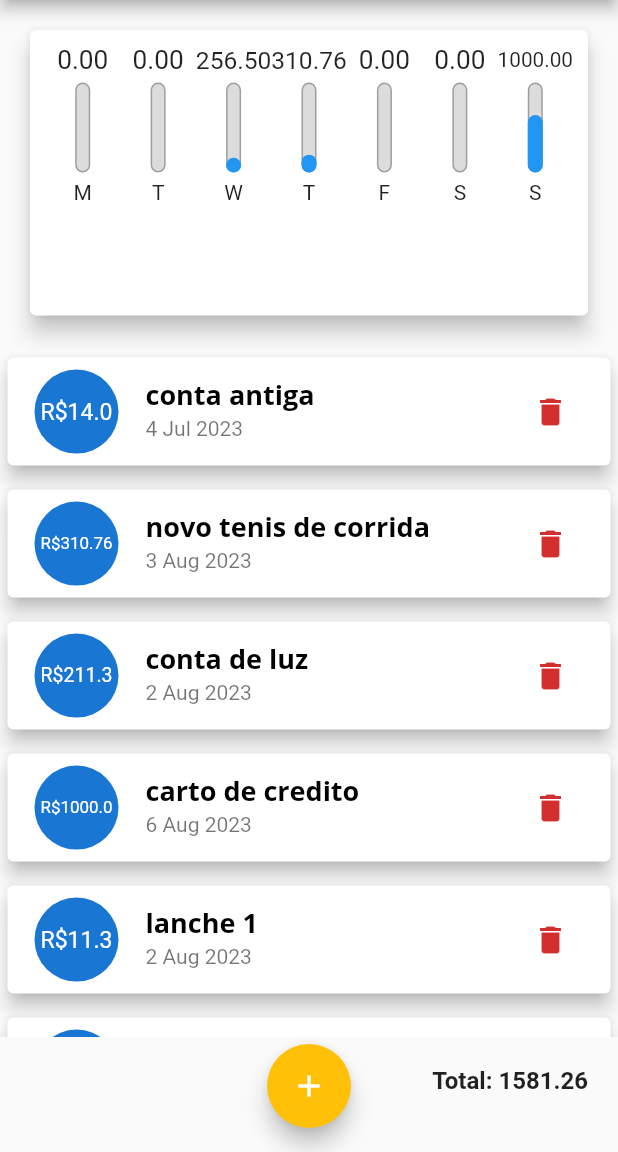
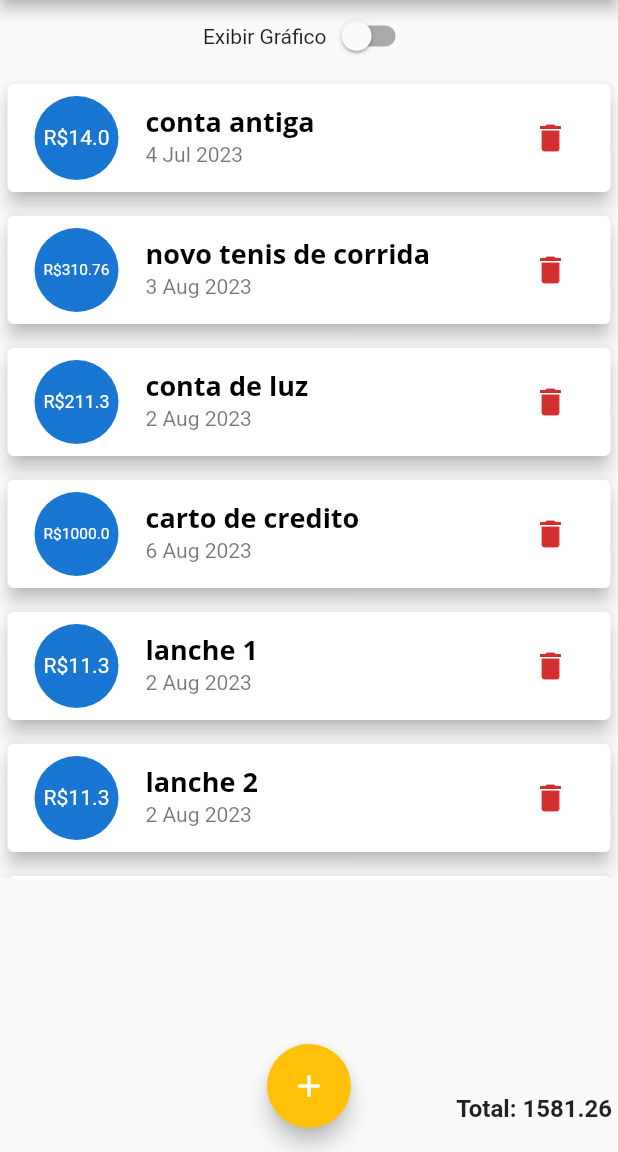
Before and after one commit to R3n470S1lv4/expenses, a Flutter app: the screen it shows after launch, on a phone screen of 412 x 824 dp, the part 84-1236 px from its top. Run offline on Flutter 3.47's test engine with Material 2 defaults, Android fonts, the phone set to English and light mode, and no system bars.

Commit message:
improve layout with LayoutBuilder

```diff
--- a/lib/components/chart_bar.dart
+++ b/lib/components/chart_bar.dart
@@ -14,16 +14,18 @@ class ChartBar extends StatelessWidget {
 
   @override
   Widget build(BuildContext context) {
+    return LayoutBuilder(
+      builder: (context, constraints) {
         return Column(
           children: [
             SizedBox(
-            height: 20,
+                height: constraints.maxHeight * 0.15,
                 child: FittedBox(child: Text(value.toStringAsFixed(2)))),
-        const SizedBox(
-          height: 5,
+            SizedBox(
+              height: constraints.maxHeight * 0.05,
             ),
             SizedBox(
-          height: 60,
+              height: constraints.maxHeight * 0.6,
               width: 10,
               child: Stack(
                 alignment: Alignment.bottomCenter,
@@ -50,11 +52,18 @@ class ChartBar extends StatelessWidget {
                 ],
               ),
             ),
-        const SizedBox(
-          height: 5,
+            SizedBox(
+              height: constraints.maxHeight * 0.05,
             ),
-        Text(label),
+            SizedBox(
+              height: constraints.maxHeight * 0.15,
+              child: FittedBox(
+                child: Text(label),
+              ),
+            ),
           ],
+        );
+      },
     );
   }
 }
--- a/lib/components/transation_amount.dart
+++ b/lib/components/transation_amount.dart
@@ -7,20 +7,12 @@ class TransationAmount extends StatelessWidget {
 
   @override
   Widget build(BuildContext context) {
-    return Column(
-      crossAxisAlignment: CrossAxisAlignment.end,
-      children: [
-        Padding(
-          padding: const EdgeInsets.all(20),
-          child: Text(
-            "Total: ${_value.toStringAsFixed(2)}",
-            style: const TextStyle(
-              fontSize: 16,
-              fontWeight: FontWeight.bold,
-            ),
-          ),
-        ),
-      ],
+    return Text(
+      "Total: ${_value.toStringAsFixed(2)}",
+      style: const TextStyle(
+        fontSize: 16,
+        fontWeight: FontWeight.bold,
+      ),
     );
   }
 }
--- a/lib/components/transsation_list.dart
+++ b/lib/components/transsation_list.dart
@@ -37,19 +37,31 @@ class TransationList extends StatelessWidget {
   @override
   Widget build(BuildContext context) {
     return _transations.isEmpty
-        ? Column(
+        ? LayoutBuilder(
+            builder: (context, constraints) {
+              return Column(
                 children: [
-              Text("Nenhuma transação cadastrada!",
+                  SizedBox(
+                    height: constraints.maxHeight * 0.05,
+                  ),
+                  SizedBox(
+                    height: constraints.maxHeight * 0.3,
+                    child: Text("Nenhuma transação cadastrada!",
                         style: Theme.of(context).textTheme.titleMedium),
-              const SizedBox(height: 20),
+                  ),
                   SizedBox(
-                height: 200,
+                    height: constraints.maxHeight * 0.05,
+                  ),
+                  SizedBox(
+                    height: constraints.maxHeight * 0.6,
                     child: Image.asset(
                       "assets/images/waiting.png",
                       fit: BoxFit.cover,
                     ),
                   ),
                 ],
+              );
+            },
           )
         : ListView.builder(
             itemCount: _transations.length,
@@ -63,7 +75,7 @@ class TransationList extends StatelessWidget {
                   leading: CircleAvatar(
                     radius: 30,
                     child: Padding(
-                      padding: const EdgeInsets.all(6),
+                      padding: const EdgeInsets.all(8),
                       child: FittedBox(child: Text("R\$${tr.value}")),
                     ),
                   ),
--- a/lib/main.dart
+++ b/lib/main.dart
@@ -5,6 +5,7 @@ import 'dart:math';
 import 'package:expenses/components/transsation_list.dart';
 import 'package:expenses/models/transation.dart';
 import 'package:expenses/components/transation_amount.dart';
+import 'package:flutter/services.dart';
 
 main() => runApp(const ExpensesApp());
 
@@ -13,6 +14,10 @@ class ExpensesApp extends StatelessWidget {
 
   @override
   Widget build(BuildContext context) {
+    // SystemChrome.setPreferredOrientations([
+    //   DeviceOrientation.portraitUp,
+    // ]);
+
     final ThemeData theme = ThemeData();
 
     return MaterialApp(
@@ -68,6 +73,7 @@ class HomePage extends StatefulWidget {
 }
 
 class _HomePageState extends State<HomePage> {
+  bool _showChart = false;
   final List<Transation> _transations = [
     Transation(
       id: 't0',
@@ -165,7 +171,9 @@ class _HomePageState extends State<HomePage> {
   @override
   Widget build(BuildContext context) {
     final appBar = AppBar(
-      title: const Text("Despesas Pessoais"),
+      title: const Text(
+        "Despesas Pessoais",
+      ),
       actions: [
         IconButton(
           onPressed: () => _openTransationFormModal(context),
@@ -184,20 +192,32 @@ class _HomePageState extends State<HomePage> {
         child: Column(
           crossAxisAlignment: CrossAxisAlignment.stretch,
           children: [
+            Row(
+              mainAxisAlignment: MainAxisAlignment.center,
+              children: [
+                const Text('Exibir Gráfico'),
+                Switch(
+                  value: _showChart,
+                  onChanged: (value) {
+                    setState(() {
+                      _showChart = value;
+                    });
+                  },
+                ),
+              ],
+            ),
+            if (_showChart)
               SizedBox(
-              height: availableHeight * 0.3,
+                height: availableHeight * 0.25,
                 child: Chart(recentTransations: _recentTransations),
               ),
+            if (!_showChart)
               SizedBox(
-              height: availableHeight * 0.6,
+                height: availableHeight * 0.70,
                 child: TransationList(
                   transations: _transations,
                   onDelete: _deleteTransation,
                 ),
-            ),
-            SizedBox(
-              height: availableHeight * 0.1,
-              child: TransationAmount(value: _calculeteAmount()),
               ),
           ],
         ),
@@ -207,6 +227,18 @@ class _HomePageState extends State<HomePage> {
         child: const Icon(Icons.add),
       ),
       floatingActionButtonLocation: FloatingActionButtonLocation.centerFloat,
+      bottomSheet: Row(
+        mainAxisAlignment: MainAxisAlignment.end,
+        children: [
+          SizedBox(
+            height: availableHeight * 0.05,
+            child: Padding(
+              padding: const EdgeInsets.fromLTRB(0, 0, 4, 0),
+              child: TransationAmount(value: _calculeteAmount()),
+            ),
+          ),
+        ],
+      ),
     );
   }
 }
```
Lines whose indentation alone changed are shown as unchanged.
